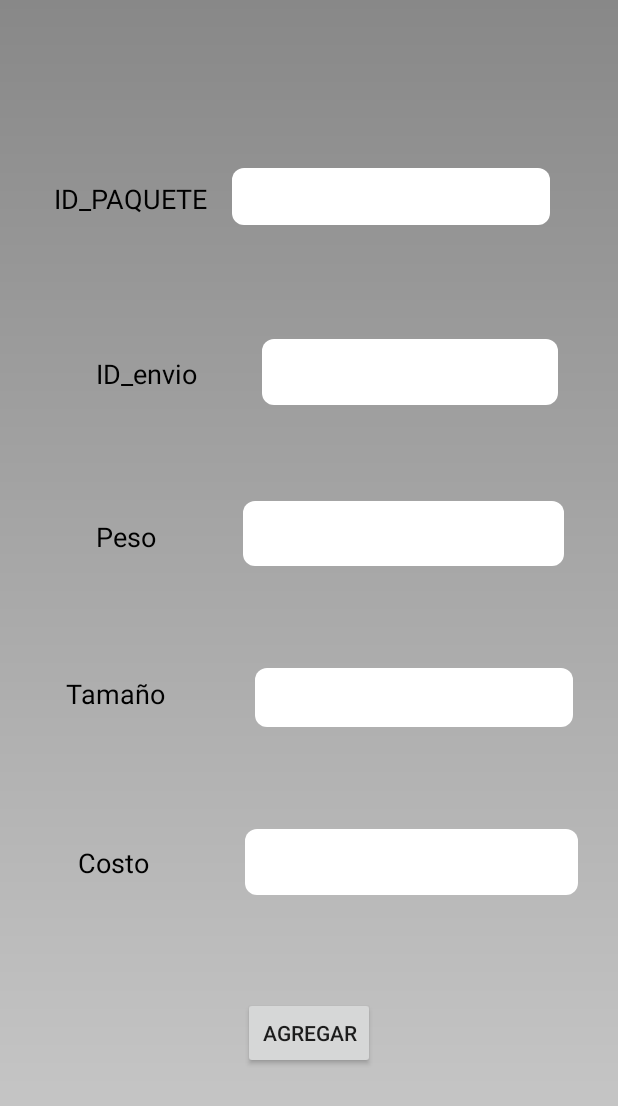
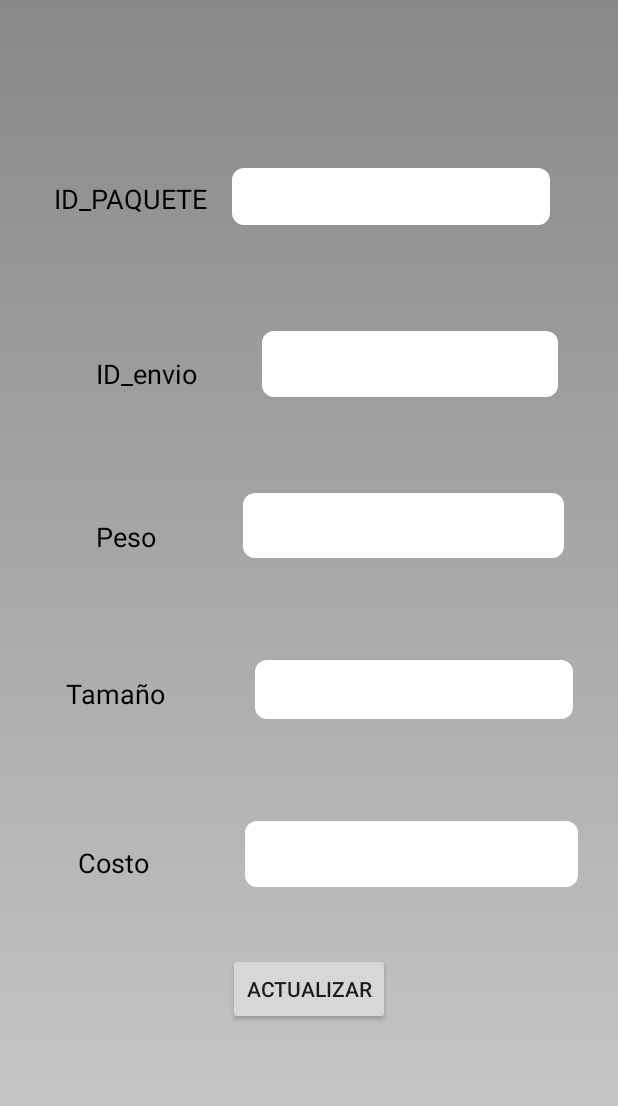
Before and after one commit to LS18025/PROYECTO_PDM, an Android app: the layout activity_editar_paquete.xml on its own in the app's theme, with its tools: preview values and no code run, on a phone screen of 412 x 824 dp. Shown: the top 1106 px of the screen. Run offline under Robolectric (Android 15) with nearby library versions, the phone set to English and light mode, and no system bars.

Commit message:
Vista EditarPaquete

```diff
--- a/app/src/main/AndroidManifest.xml
+++ b/app/src/main/AndroidManifest.xml
@@ -1,10 +1,10 @@
 <?xml version="1.0" encoding="utf-8"?>
 <manifest xmlns:android="http://schemas.android.com/apk/res/android"
     xmlns:tools="http://schemas.android.com/tools">
+
     <uses-permission android:name="android.permission.INTERNET" />
     <uses-permission android:name="android.permission.ACCESS_NETWORK_STATE" />
     <uses-permission android:name="android.permission.ACCESS_WIFI_STATE" />
-
 
     <application
         android:allowBackup="true"
@@ -16,6 +16,9 @@
         android:supportsRtl="true"
         android:theme="@style/AppTheme"
         tools:targetApi="31">
+        <activity
+            android:name=".EditarPaquete"
+            android:exported="false" />
         <activity
             android:name=".ui.usuario.VerUsuarios"
             android:exported="false" />
--- a/app/src/main/java/com/example/enviorapido_pdm/PaqueteAdapter.kt
+++ b/app/src/main/java/com/example/enviorapido_pdm/PaqueteAdapter.kt
@@ -7,6 +7,10 @@ import android.widget.TextView
 import androidx.recyclerview.widget.RecyclerView
 
 class PaqueteAdapter(private val listaPaquete: ArrayList<Paquete>) : RecyclerView.Adapter<PaqueteAdapter.PaqueteViewHolder>() {
+
+    interface OnItemClickListener {
+        fun onItemClick(idPaquete: Int)
+    }
     class PaqueteViewHolder(itemView: View) : RecyclerView.ViewHolder(itemView) {
         val idPaquete: TextView = itemView.findViewById(R.id.textIdPaquete)
         val idEnvio: TextView = itemView.findViewById(R.id.textIdEnvio)
--- /dev/null
+++ b/app/src/main/res/drawable/baseline_edit_24.xml
@@ -0,0 +1,5 @@
+<vector android:height="50dp" android:tint="#1F92E3"
+    android:viewportHeight="24" android:viewportWidth="24"
+    android:width="50dp" xmlns:android="http://schemas.android.com/apk/res/android">
+    <path android:fillColor="@android:color/white" android:pathData="M3,17.25V21h3.75L17.81,9.94l-3.75,-3.75L3,17.25zM20.71,7.04c0.39,-0.39 0.39,-1.02 0,-1.41l-2.34,-2.34c-0.39,-0.39 -1.02,-0.39 -1.41,0l-1.83,1.83 3.75,3.75 1.83,-1.83z"/>
+</vector>
--- a/app/src/main/res/layout/activity_agregar_paquete.xml
+++ b/app/src/main/res/layout/activity_editar_paquete.xml
@@ -4,10 +4,10 @@
     xmlns:tools="http://schemas.android.com/tools"
     android:layout_width="match_parent"
     android:layout_height="match_parent"
-    tools:context=".AgregarPaquete">
+    tools:context=".EditarPaquete">
 
     <TextView
-        android:id="@+id/textView13"
+        android:id="@+id/textViewidpaquete"
         style="@style/textNormal"
         android:layout_width="wrap_content"
         android:layout_height="wrap_content"
@@ -18,7 +18,7 @@
         app:layout_constraintTop_toTopOf="parent" />
 
     <EditText
-        android:id="@+id/editIdPaquete"
+        android:id="@+id/txtEditIdPaquete"
         android:layout_width="212dp"
         android:layout_height="38dp"
         android:layout_marginTop="112dp"
@@ -27,7 +27,7 @@
         android:inputType="number"
         app:layout_constraintEnd_toEndOf="parent"
         app:layout_constraintHorizontal_bias="0.265"
-        app:layout_constraintStart_toEndOf="@+id/textView13"
+        app:layout_constraintStart_toEndOf="@+id/textViewidpaquete"
         app:layout_constraintTop_toTopOf="parent" />
 
     <TextView
@@ -39,10 +39,10 @@
         android:layout_marginTop="92dp"
         android:text="ID_envio"
         app:layout_constraintStart_toStartOf="parent"
-        app:layout_constraintTop_toBottomOf="@+id/textView13" />
+        app:layout_constraintTop_toBottomOf="@+id/textViewidpaquete" />
 
     <EditText
-        android:id="@+id/editIdEnvioPaquete"
+        android:id="@+id/txtEditIdEnvioPaquete"
         android:layout_width="197dp"
         android:layout_height="44dp"
         android:layout_marginTop="76dp"
@@ -53,7 +53,7 @@
         app:layout_constraintEnd_toEndOf="parent"
         app:layout_constraintHorizontal_bias="1.0"
         app:layout_constraintStart_toEndOf="@+id/textView84"
-        app:layout_constraintTop_toBottomOf="@+id/editIdPaquete" />
+        app:layout_constraintTop_toBottomOf="@+id/textViewidpaquete" />
 
     <TextView
         android:id="@+id/textView85"
@@ -78,7 +78,7 @@
         app:layout_constraintTop_toBottomOf="@+id/textView85" />
 
     <EditText
-        android:id="@+id/editPesoPaquete"
+        android:id="@+id/txtEditPesoPaquete"
         android:layout_width="214dp"
         android:layout_height="43dp"
         android:layout_marginTop="64dp"
@@ -89,10 +89,10 @@
         app:layout_constraintEnd_toEndOf="parent"
         app:layout_constraintHorizontal_bias="1.0"
         app:layout_constraintStart_toEndOf="@+id/textView85"
-        app:layout_constraintTop_toBottomOf="@+id/editIdEnvioPaquete" />
+        app:layout_constraintTop_toBottomOf="@+id/txtEditIdEnvioPaquete" />
 
     <EditText
-        android:id="@+id/editTamanoPaquete"
+        android:id="@+id/txtEditTamanoPaquete"
         android:layout_width="212dp"
         android:layout_height="39dp"
         android:layout_marginTop="68dp"
@@ -102,7 +102,7 @@
         app:layout_constraintEnd_toEndOf="parent"
         app:layout_constraintHorizontal_bias="0.666"
         app:layout_constraintStart_toEndOf="@+id/textView86"
-        app:layout_constraintTop_toBottomOf="@+id/editPesoPaquete" />
+        app:layout_constraintTop_toBottomOf="@+id/txtEditPesoPaquete" />
 
     <TextView
         android:id="@+id/textView87"
@@ -116,7 +116,7 @@
         app:layout_constraintTop_toBottomOf="@+id/textView86" />
 
     <EditText
-        android:id="@+id/editCostoPaquete"
+        android:id="@+id/txtEditCostoPaquete"
         android:layout_width="222dp"
         android:layout_height="44dp"
         android:layout_marginTop="68dp"
@@ -126,16 +126,15 @@
         app:layout_constraintEnd_toEndOf="parent"
         app:layout_constraintHorizontal_bias="0.704"
         app:layout_constraintStart_toEndOf="@+id/textView87"
-        app:layout_constraintTop_toBottomOf="@+id/editTamanoPaquete" />
+        app:layout_constraintTop_toBottomOf="@+id/txtEditTamanoPaquete" />
 
     <Button
-        android:id="@+id/btnPaquete"
+        android:id="@+id/btnActualizarPaquete"
         android:layout_width="wrap_content"
         android:layout_height="wrap_content"
-        android:layout_marginTop="68dp"
-        android:text="Agregar"
+        android:layout_marginTop="44dp"
+        android:text="Actualizar"
         app:layout_constraintEnd_toEndOf="parent"
         app:layout_constraintStart_toStartOf="parent"
-        app:layout_constraintTop_toBottomOf="@+id/editCostoPaquete" />
-
+        app:layout_constraintTop_toBottomOf="@+id/txtEditCostoPaquete" />
 </androidx.constraintlayout.widget.ConstraintLayout>
```
Also changed, not shown: app/src/main/java/com/example/enviorapido_pdm/ConexionDataBaseHelper.kt (+47 -2 lines), app/src/main/java/com/example/enviorapido_pdm/EditarPaquete.kt (added, +73 -0 lines), app/src/main/java/com/example/enviorapido_pdm/VistaPaquete.kt (+18 -1 lines), app/src/main/res/layout/activity_vista_paquete.xml (+14 -2 lines).
